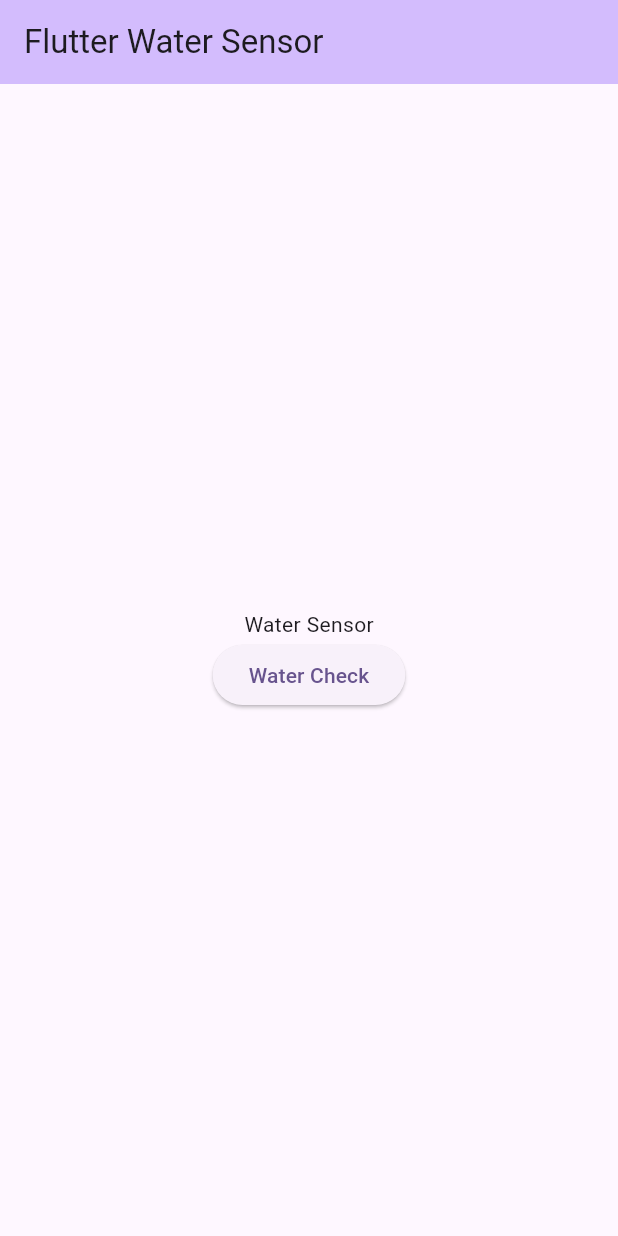
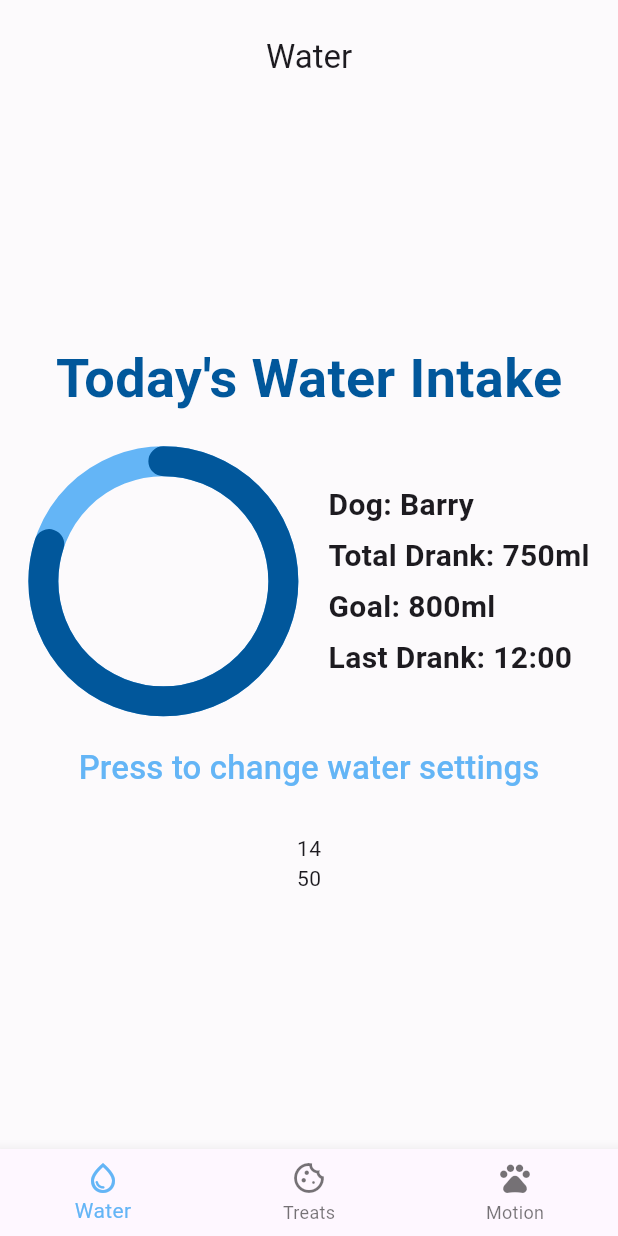
Before and after one commit to megan59781/bazTracker, a Flutter app: the screen it shows after launch, on a phone screen of 412 x 824 dp. Run offline on Flutter 3.47's test engine with Material 3 defaults, Android fonts, the phone set to English and light mode, and no system bars; drawn by our look-alikes of percent_indicator; our stand-ins replace firebase_core, firebase_database; accounts and stored records are empty.

Commit message:
ui treats done

```diff
--- a/lib/main.dart
+++ b/lib/main.dart
@@ -1,8 +1,7 @@
+import 'package:baz_tracker/naviagtion.dart';
 import 'package:flutter/material.dart';
-import 'dart:io';
-import 'package:firebase_database/firebase_database.dart';
 import 'package:firebase_core/firebase_core.dart';
-import 'firebase_options.dart';
+
 
 void main() async {
   WidgetsFlutterBinding.ensureInitialized(); // Initialize Flutter binding
@@ -22,76 +21,7 @@
         colorScheme: ColorScheme.fromSeed(seedColor: Colors.deepPurple),
         //useMaterial3: true,
       ),
-      home: const MyHomePage(title: 'Flutter Water Sensor'),
+      home: const BazNavigationBar(),
     );
   }
 }
-
-class MyHomePage extends StatefulWidget {
-  final String title;
-
-  const MyHomePage({Key? key, required this.title}) : super(key: key);
-
-  @override
-  State<MyHomePage> createState() => _MyHomePageState();
-}
-
-class _MyHomePageState extends State<MyHomePage> {
-  DatabaseReference dbhandler = FirebaseDatabase.instance.ref();
-  String water = "Water Sensor";
-
-  // function gets current water from database
-  Future<void> currentWater() async {
-    dbhandler.child('Water Sensor').onValue.listen((DatabaseEvent event) async {
-      if (event.snapshot.value != null) {
-        Map<dynamic, dynamic>? data =
-            event.snapshot.value as Map<dynamic, dynamic>?;
-
-        if (data != null) {
-          int currentVal = data['current_val'];
-          print("Current water value: $currentVal");
-          String value = currentVal.toString();
-          setState(() {
-            water = "Current Water: $value";
-          });
-        }
-      }
-    });
-  }
-
-  // // test write to db
-  // Future<void> addDb(String power) async {
-  //   Map<String, dynamic> testL = {
-  //     "pressed": power,
-  //   };
-  //   try {
-  //     await dbhandler.child("Test").push().set(testL);
-  //     print("Data added successfully!");
-  //   } catch (e) {
-  //     print("Error adding data to Firebase: $e");
-  //   }
-  // }
-
-  @override
-  Widget build(BuildContext context) {
-    return Scaffold(
-        appBar: AppBar(
-          backgroundColor: Theme.of(context).colorScheme.inversePrimary,
-          title: Text(widget.title),
-        ),
-        body: Center(
-          child: Column(
-            mainAxisAlignment: MainAxisAlignment.center,
-            children: <Widget>[
-              Text(water),
-              ElevatedButton(
-                onPressed: () {
-                  currentWater(); // Call _togglePower function correctly
-                },
-                child: Text('Water Check'),
-              )
-            ],
-          ),
-        ));
-  }
-}
--- /dev/null
+++ b/lib/naviagtion.dart
@@ -0,0 +1,67 @@
+import 'package:baz_tracker/motion.dart';
+import 'package:baz_tracker/treats.dart';
+import 'package:baz_tracker/water.dart';
+import 'package:flutter/material.dart';
+
+// Define WorkerNavigationBar widget
+class BazNavigationBar extends StatefulWidget {
+
+  const BazNavigationBar(
+      {super.key});
+
+  @override
+  State<BazNavigationBar> createState() =>
+      BazNavigationBarState();
+}
+
+class BazNavigationBarState extends State<BazNavigationBar> {
+  // Constructor
+
+  int _selectedIndex = 0;
+  static const TextStyle optionStyle =
+      TextStyle(fontSize: 30, fontWeight: FontWeight.bold);
+
+  // Page widget options
+  static List<Widget> _widgetOptions() => [
+        const Water(),
+        const Treats(),
+        const Motion(),
+      ];
+
+  // It updates the selected index and triggers a rebuild of the widget.
+  void _onItemTapped(int index) {
+    setState(() {
+      _selectedIndex = index;
+    });
+  }
+
+  @override
+  Widget build(BuildContext context) {
+    // Build the Scaffold widget
+    return Scaffold(
+      body: Center(
+        child: _widgetOptions()[_selectedIndex],
+      ),
+      bottomNavigationBar: BottomNavigationBar(
+        type: BottomNavigationBarType.fixed,
+        items: const <BottomNavigationBarItem>[
+          BottomNavigationBarItem(
+            icon: Icon(Icons.water_drop_outlined),
+            label: 'Water',
+          ),
+          BottomNavigationBarItem(
+            icon: Icon(Icons.cookie_outlined),
+            label: 'Treats',
+          ),
+          BottomNavigationBarItem(
+            icon: Icon(Icons.pets_outlined),
+            label: 'Motion',
+          ),
+        ],
+        currentIndex: _selectedIndex,
+        selectedItemColor:const Color(0xff64b5f6),
+        onTap: _onItemTapped,
+      ),
+    );
+  }
+}
--- /dev/null
+++ b/lib/water.dart
@@ -0,0 +1,306 @@
+import 'package:firebase_database/firebase_database.dart';
+import 'package:flutter/material.dart';
+import 'package:intl/intl.dart';
+import 'package:percent_indicator/circular_percent_indicator.dart';
+import 'package:uuid/uuid.dart';
+
+class Water extends StatefulWidget {
+  const Water({super.key});
+
+  @override
+  State createState() => WaterState();
+}
+
+class WaterState extends State<Water> {
+  // Firebase Authentication and Google Sign In to sign out
+  DatabaseReference dbhandler = FirebaseDatabase.instance.ref();
+  String water = "Water Sensor";
+  int startLevel = 0;
+  String startTime = "12:00";
+  int waterLevel = 0;
+  int waterGoal = 800;
+  int iWaterDrank = 750;
+  String lastDrank = "12:00";
+  int activityLevel = 50;
+  int dogWeight = 14;
+
+  // @override
+  // void initState() {
+  //   super.initState();
+  //   currentWater();
+  //   waterSet(DateTime.now(), TimeOfDay.now());
+  // }
+
+  Future<void> currentWater() async {
+    dbhandler.child('Water Sensor').onValue.listen((DatabaseEvent event) async {
+      if (event.snapshot.value != null) {
+        Map<dynamic, dynamic>? data =
+            event.snapshot.value as Map<dynamic, dynamic>?;
+
+        if (data != null) {
+          int currentVal = data['current_val'];
+          // String time = data['water_time'];
+          // String date = data['water_date'];
+          setState(() {
+            waterLevel = currentVal;
+          });
+        }
+      }
+    });
+  }
+
+  bool isToday(DateTime date) {
+    DateTime now = DateTime.now();
+    return date.year == now.year &&
+        date.month == now.month &&
+        date.day == now.day;
+  }
+
+  Future<void> waterSet(DateTime date, TimeOfDay time) async {
+    dbhandler.child('Water Track').onValue.listen((DatabaseEvent event) async {
+      if (event.snapshot.value != null) {
+        Map<dynamic, dynamic>? data =
+            event.snapshot.value as Map<dynamic, dynamic>?;
+        if (data != null) {
+          data.forEach((key, value) {
+            String dateString = value['date'];
+            DateTime date = DateFormat('dd/mm/yyyy').parse(dateString);
+            if (isToday(date)) {
+              // TBD
+            } else {
+              dbhandler.child("Treat Track").child(key).remove();
+            }
+          });
+        }
+      } else {
+        dbhandler
+            .child('Water Sensor')
+            .onValue
+            .listen((DatabaseEvent event) async {
+          if (event.snapshot.value != null) {
+            Map<dynamic, dynamic>? data =
+                event.snapshot.value as Map<dynamic, dynamic>?;
+
+            if (data != null) {
+              int currentVal = data['current_val'];
+              String time = data['water_time'];
+              String date = data['water_date'];
+              await addWaterChange(date, time, currentVal, 0);
+              setState(() {
+                startLevel = currentVal;
+                startTime = time;
+                waterLevel = currentVal;
+                iWaterDrank = 0;
+              });
+            }
+          }
+        });
+      }
+    });
+  }
+
+  Future<void> addWaterChange(
+      String date, String time, int waterLevel, int waterDrank) async {
+    String waterId = const Uuid().v4();
+    Map<String, dynamic> water = {
+      "id": waterId,
+      "date": date,
+      "time": time,
+      "current_level": waterLevel,
+      "current_drank": waterDrank,
+    };
+    try {
+      await dbhandler.child("Water Track").push().set(water);
+    } catch (error) {
+      print("Error saving to Firebase: $error");
+    }
+  }
+
+  void dogSettings(BuildContext context) {
+    final TextEditingController controller = TextEditingController();
+    showDialog<void>(
+      context: context,
+      builder: (BuildContext context) {
+        return StatefulBuilder(
+          builder: (context, setState) {
+            return AlertDialog(
+              title: const Text("Set Barry's Details"),
+              content: Column(
+                mainAxisSize: MainAxisSize.min,
+                children: [
+                  const SizedBox(height: 10),
+                  Text("Select Barry's Activity Level",
+                      style: TextStyle(fontSize: 18)),
+                  const SizedBox(height: 10),
+                  RadioListTile(
+                    title: Text('Low', style: TextStyle(fontSize: 16)),
+                    value: 40,
+                    groupValue: activityLevel,
+                    onChanged: (value) {
+                      setState(() {
+                        activityLevel = value as int; // Cast to int
+                      });
+                    },
+                  ),
+                  RadioListTile(
+                    title: Text('Average', style: TextStyle(fontSize: 16)),
+                    value: 50,
+                    groupValue: activityLevel,
+                    onChanged: (value) {
+                      setState(() {
+                        activityLevel = value as int; // Cast to int
+                      });
+                    },
+                  ),
+                  RadioListTile(
+                    title: Text('High', style: TextStyle(fontSize: 16)),
+                    value: 60,
+                    groupValue: activityLevel,
+                    onChanged: (value) {
+                      setState(() {
+                        activityLevel = value as int; // Cast to int
+                      });
+                    },
+                  ),
+                  SizedBox(height: 20),
+                  Text("Input Barry's Weight", style: TextStyle(fontSize: 18)),
+                  const SizedBox(height: 10),
+                  TextField(
+                      controller: controller,
+                      keyboardType: TextInputType.number,
+                      decoration: InputDecoration(
+                        labelText: 'Enter Barry\'s Weight in KG',
+                      )),
+                ],
+              ),
+              actions: [
+                TextButton(
+                  onPressed: () {
+                    Navigator.of(context).pop();
+                  },
+                  child: const Text('Back'),
+                ),
+                TextButton(
+                  onPressed: () {
+                    setState(() {
+                      //TO DO ADD TO DB
+                      int parsedWeight = int.tryParse(controller.text) ?? 15;
+                      dogWeight = parsedWeight;
+                      waterGoal = dogWeight * activityLevel;
+                    });
+                    Navigator.of(context).pop();
+                  },
+                  child: const Text('Submit'),
+                ),
+              ],
+            );
+          },
+        );
+      },
+    );
+  }
+
+  @override
+  Widget build(BuildContext context) {
+    String goal = waterGoal.toString();
+    String waterDrank = iWaterDrank.toString();
+    return Scaffold(
+        backgroundColor: const Color(0xffFCFAFC),
+        appBar: AppBar(
+          backgroundColor: const Color(0xffFCFAFC),
+          title: const Padding(
+            padding: EdgeInsets.only(top: 20),
+            child: Center(child: Text("Water")),
+          ),
+          automaticallyImplyLeading: false, // Remove the back button
+        ),
+        body: Center(
+            child: SingleChildScrollView(
+          child: Column(
+            mainAxisAlignment: MainAxisAlignment.center,
+            crossAxisAlignment: CrossAxisAlignment.center,
+            children: <Widget>[
+              const Text(
+                "Today's Water Intake",
+                style: TextStyle(
+                    fontSize: 36,
+                    fontWeight: FontWeight.bold,
+                    color: Color(0xff01579B)),
+              ),
+              const SizedBox(height: 20),
+              Row(
+                mainAxisAlignment: MainAxisAlignment.center,
+                crossAxisAlignment: CrossAxisAlignment.center,
+                children: <Widget>[
+                  CircularPercentIndicator(
+                    animation: true,
+                    animationDuration: 1000,
+                    radius: 90,
+                    lineWidth: 20,
+                    percent: 0.8,
+                    progressColor: const Color(0xff01579B),
+                    backgroundColor: const Color(0xff64b5f6),
+                    circularStrokeCap: CircularStrokeCap.round,
+                  ),
+                  const SizedBox(width: 20),
+                  Column(
+                    mainAxisAlignment: MainAxisAlignment.center,
+                    crossAxisAlignment: CrossAxisAlignment.start,
+                    children: <Widget>[
+                      const Text(
+                        "Dog: Barry",
+                        style: TextStyle(
+                            fontSize: 20, fontWeight: FontWeight.bold),
+                        textAlign: TextAlign.right,
+                      ),
+                      const SizedBox(height: 5),
+                      Text(
+                        "Total Drank: ${waterDrank}ml",
+                        style: const TextStyle(
+                            fontSize: 20, fontWeight: FontWeight.bold),
+                        textAlign: TextAlign.right,
+                      ),
+                      const SizedBox(height: 5),
+                      Text(
+                        "Goal: ${goal}ml",
+                        style: const TextStyle(
+                            fontSize: 20, fontWeight: FontWeight.bold),
+                        textAlign: TextAlign.right,
+                      ),
+                      const SizedBox(height: 5),
+                      Text(
+                        "Last Drank: $lastDrank",
+                        style: const TextStyle(
+                            fontSize: 20, fontWeight: FontWeight.bold),
+                        textAlign: TextAlign.right,
+                      ),
+                    ],
+                  ),
+                ],
+              ),
+              const SizedBox(height: 10),
+              TextButton(
+                onPressed: () {
+                  dogSettings(context);
+                },
+                child: const Text(
+                  'Press to change water settings',
+                  style: TextStyle(fontSize: 22, color: Color(0xff64b5f6)),
+                ),
+              ),
+              const SizedBox(height: 20),
+              Text(dogWeight.toString()),
+              Text(activityLevel.toString()),
+
+              // Text(water),
+              // ElevatedButton(
+              //   onPressed: () {
+              //     currentWater(); // Call _togglePower function correctly
+              //   },
+              //   child: const Text('Water Check'),
+              // )
+            ],
+          ),
+        )));
+  }
+}
--- a/pubspec.yaml
+++ b/pubspec.yaml
@@ -37,6 +37,9 @@ dependencies:
   cupertino_icons: ^1.0.6
   firebase_core: ^2.30.1
   firebase_database: ^10.4.5
+  uuid: ^4.4.0
+  intl: ^0.19.0
+  percent_indicator: ^4.2.3
 
 
 dev_dependencies:
```
Also changed, not shown: lib/motion.dart (added, +44 -0 lines), lib/treats.dart (added, +166 -0 lines), pubspec.lock, 1 other file.
